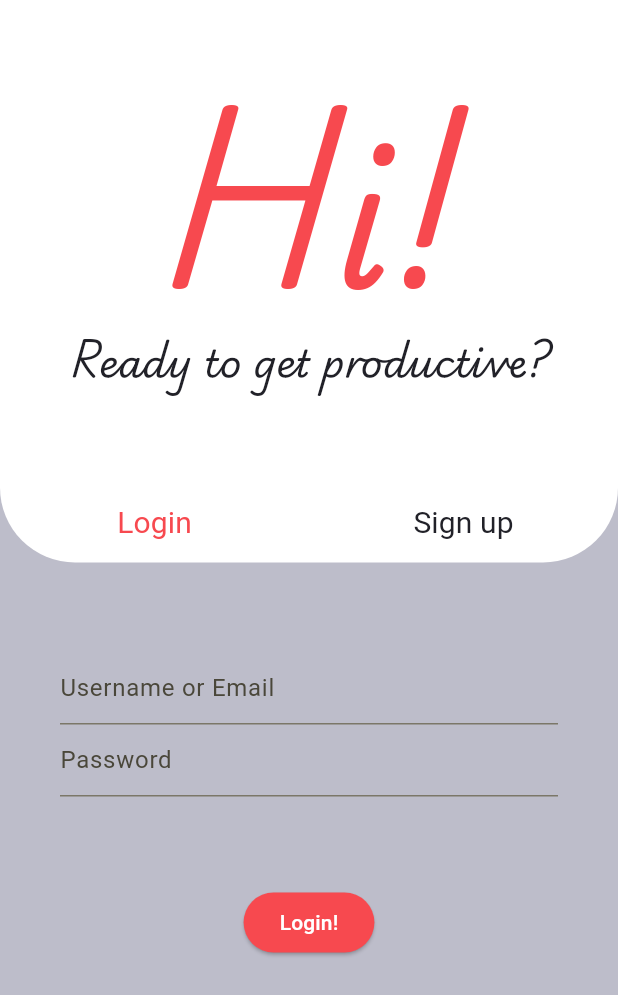
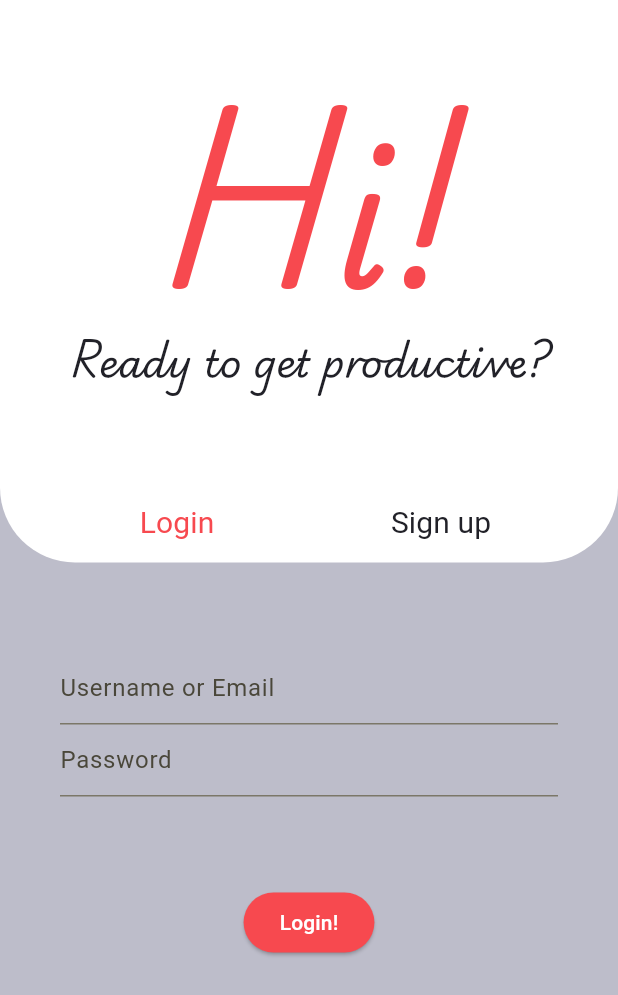
Before and after one commit to elisamongelli/ToDoApp-YT, a Flutter app: the screen it shows after launch, on a phone screen of 412 x 824 dp. Shown: the top 995 px of the screen. Run offline on Flutter 3.47's test engine with Material 3 defaults, Android fonts, the phone set to English and light mode, and no system bars; our stand-ins replace fluttertoast, rxdart, shared_preferences; network calls fail; Roboto replaces fonts that are missing (Avenir).

Commit message:
Tabbar width adjusted: ID:#40

```diff
--- a/app/todoapp/lib/UI/Login/loginscreen.dart
+++ b/app/todoapp/lib/UI/Login/loginscreen.dart
@@ -90,6 +90,7 @@ class LoginPageState extends State<LoginPage> {
                         SizedBox(
                           height: 50,
                           child: TabBar(
+                            padding: EdgeInsets.symmetric(horizontal: 30),
                             tabs: const [
                               Tab(
                                 text: "Login",
```
